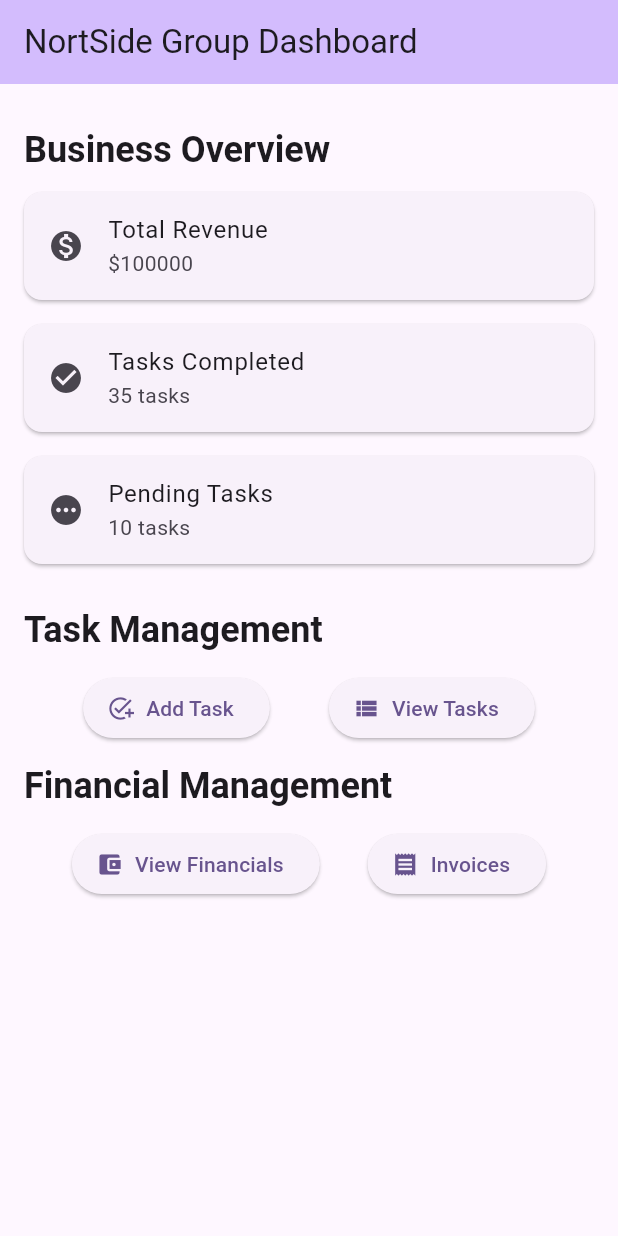
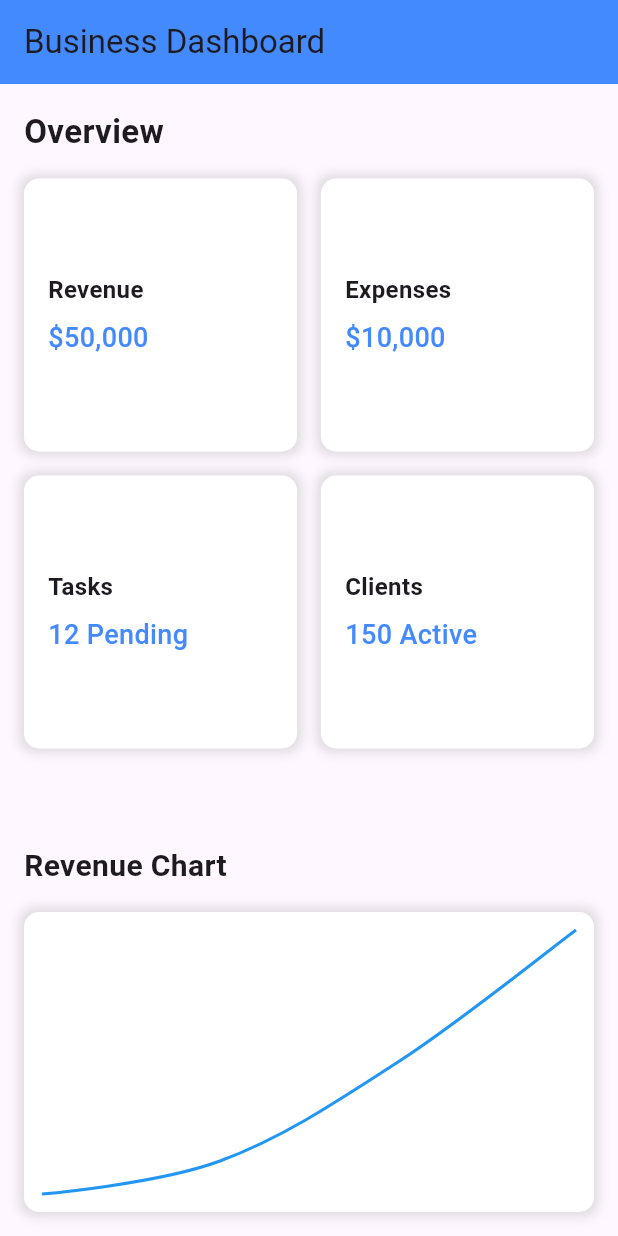
Before and after one commit to Mbavhalelo99/nortside_group_app, a Flutter app: the screen it shows after launch, on a phone screen of 412 x 824 dp. Run offline on Flutter 3.47's test engine with Material 3 defaults, Android fonts, the light colour scheme and no system bars; drawn by our look-alikes of fl_chart.

Commit message:
Dashboard Start

```diff
--- a/lib/main.dart
+++ b/lib/main.dart
@@ -1,146 +1,18 @@
 import 'package:flutter/material.dart';
+import 'screens/dashboard_screen.dart';
 
 void main() {
-  runApp(const MyApp());
+  runApp(BusinessDashboardApp());
 }
 
-class MyApp extends StatelessWidget {
-  const MyApp({super.key});
+class BusinessDashboardApp extends StatelessWidget {
+  const BusinessDashboardApp({super.key});
 
   @override
   Widget build(BuildContext context) {
     return MaterialApp(
-      title: 'NortSide Group Dashboard',
-      theme: ThemeData(
-        colorScheme: ColorScheme.fromSeed(seedColor: Colors.deepPurple),
-        useMaterial3: true,
-      ),
-      home: const MyHomePage(title: 'NortSide Group Dashboard'),
+      debugShowCheckedModeBanner: false,
+      home: DashboardScreen(),
     );
   }
 }
-
-class MyHomePage extends StatefulWidget {
-  const MyHomePage({super.key, required this.title});
-
-  final String title;
-
-  @override
-  State<MyHomePage> createState() => _MyHomePageState();
-}
-
-class _MyHomePageState extends State<MyHomePage> {
-  // Dummy data for the dashboard
-  int revenue = 100000;
-  int tasksCompleted = 35;
-  int pendingTasks = 10;
-
-  @override
-  Widget build(BuildContext context) {
-    return Scaffold(
-      appBar: AppBar(
-        backgroundColor: Theme.of(context).colorScheme.inversePrimary,
-        title: Text(widget.title),
-      ),
-      body: SingleChildScrollView(
-        padding: const EdgeInsets.all(16.0),
-        child: Column(
-          crossAxisAlignment: CrossAxisAlignment.start,
-          children: <Widget>[
-            // Business Overview Section
-            SectionHeader(title: 'Business Overview'),
-            Card(
-              margin: const EdgeInsets.only(bottom: 16.0),
-              child: ListTile(
-                title: const Text('Total Revenue'),
-                subtitle: Text('\$${revenue.toString()}'),
-                leading: const Icon(Icons.monetization_on),
-              ),
-            ),
-            Card(
-              margin: const EdgeInsets.only(bottom: 16.0),
-              child: ListTile(
-                title: const Text('Tasks Completed'),
-                subtitle: Text('$tasksCompleted tasks'),
-                leading: const Icon(Icons.check_circle),
-              ),
-            ),
-            Card(
-              margin: const EdgeInsets.only(bottom: 16.0),
-              child: ListTile(
-                title: const Text('Pending Tasks'),
-                subtitle: Text('$pendingTasks tasks'),
-                leading: const Icon(Icons.pending),
-              ),
-            ),
-
-            // Task Management Section
-            SectionHeader(title: 'Task Management'),
-            Row(
-              mainAxisAlignment: MainAxisAlignment.spaceEvenly,
-              children: <Widget>[
-                ElevatedButton.icon(
-                  onPressed: () {
-                    // Add functionality for Task Management
-                  },
-                  icon: const Icon(Icons.add_task),
-                  label: const Text('Add Task'),
-                ),
-                ElevatedButton.icon(
-                  onPressed: () {
-                    // Add functionality for Task Overview
-                  },
-                  icon: const Icon(Icons.view_list),
-                  label: const Text('View Tasks'),
-                ),
-              ],
-            ),
-
-            // Financial Management Section
-            SectionHeader(title: 'Financial Management'),
-            Row(
-              mainAxisAlignment: MainAxisAlignment.spaceEvenly,
-              children: <Widget>[
-                ElevatedButton.icon(
-                  onPressed: () {
-                    // Add functionality for viewing financial details
-                  },
-                  icon: const Icon(Icons.account_balance_wallet),
-                  label: const Text('View Financials'),
-                ),
-                ElevatedButton.icon(
-                  onPressed: () {
-                    // Add functionality for invoices or billing
-                  },
-                  icon: const Icon(Icons.receipt),
-                  label: const Text('Invoices'),
-                ),
-              ],
-            ),
-          ],
-        ),
-      ),
-    );
-  }
-}
-
-// Custom widget for section headers
-class SectionHeader extends StatelessWidget {
-  final String title;
-
-  const SectionHeader({super.key, required this.title});
-
-  @override
-  Widget build(BuildContext context) {
-    return Padding(
-      padding: const EdgeInsets.symmetric(vertical: 12.0),
-      child: Text(
-        title,
-        style: Theme.of(context)
-            .textTheme
-            .headlineSmall
-            ?.copyWith(fontWeight: FontWeight.bold),
-      ),
-    );
-  }
-}
--- /dev/null
+++ b/lib/screens/dashboard_screen.dart
@@ -0,0 +1,85 @@
+import 'package:flutter/material.dart';
+import 'package:fl_chart/fl_chart.dart';
+import '../widgets/summary_card.dart';
+
+class DashboardScreen extends StatelessWidget {
+  const DashboardScreen({super.key});
+
+  @override
+  Widget build(BuildContext context) {
+    return Scaffold(
+      appBar: AppBar(
+        title: const Text('Business Dashboard'),
+        backgroundColor: Colors.blueAccent,
+      ),
+      body: Padding(
+        padding: const EdgeInsets.all(16.0),
+        child: Column(
+          crossAxisAlignment: CrossAxisAlignment.start,
+          children: [
+            const Text(
+              'Overview',
+              style: TextStyle(fontSize: 22, fontWeight: FontWeight.bold),
+            ),
+            const SizedBox(height: 16),
+            Expanded(
+              child: GridView.count(
+                crossAxisCount: 2,
+                crossAxisSpacing: 16,
+                mainAxisSpacing: 16,
+                children: [
+                  SummaryCard(title: 'Revenue', value: '\$50,000'),
+                  SummaryCard(title: 'Expenses', value: '\$10,000'),
+                  SummaryCard(title: 'Tasks', value: '12 Pending'),
+                  SummaryCard(title: 'Clients', value: '150 Active'),
+                ],
+              ),
+            ),
+            const SizedBox(height: 20),
+            const Text(
+              'Revenue Chart',
+              style: TextStyle(fontSize: 20, fontWeight: FontWeight.bold),
+            ),
+            const SizedBox(height: 16),
+            Container(
+              height: 200,
+              padding: const EdgeInsets.all(12),
+              decoration: BoxDecoration(
+                color: Colors.white,
+                borderRadius: BorderRadius.circular(10),
+                boxShadow: [
+                  BoxShadow(
+                    color: Colors.grey.withOpacity(0.3),
+                    spreadRadius: 3,
+                    blurRadius: 5,
+                  ),
+                ],
+              ),
+              child: LineChart(
+                LineChartData(
+                  gridData: FlGridData(show: false),
+                  titlesData: FlTitlesData(show: false),
+                  borderData: FlBorderData(show: false),
+                  lineBarsData: [
+                    LineChartBarData(
+                      spots: [
+                        const FlSpot(1, 10000),
+                        const FlSpot(2, 15000),
+                        const FlSpot(3, 30000),
+                        const FlSpot(4, 50000),
+                      ],
+                      isCurved: true,
+                      colors: [Colors.blue],
+                      dotData: FlDotData(show: false),
+                      belowBarData: BarAreaData(show: false),
+                    ),
+                  ],
+                ),
+              ),
+            ),
+          ],
+        ),
+      ),
+    );
+  }
+}
--- /dev/null
+++ b/lib/widgets/summary_card.dart
@@ -0,0 +1,44 @@
+import 'package:flutter/material.dart';
+
+class SummaryCard extends StatelessWidget {
+  final String title;
+  final String value;
+
+  SummaryCard({required this.title, required this.value});
+
+  @override
+  Widget build(BuildContext context) {
+    return Container(
+      padding: EdgeInsets.all(16),
+      decoration: BoxDecoration(
+        color: Colors.white,
+        borderRadius: BorderRadius.circular(10),
+        boxShadow: [
+          BoxShadow(
+            color: Colors.grey.withOpacity(0.3),
+            spreadRadius: 3,
+            blurRadius: 5,
+          ),
+        ],
+      ),
+      child: Column(
+        mainAxisAlignment: MainAxisAlignment.center,
+        crossAxisAlignment: CrossAxisAlignment.start,
+        children: [
+          Text(
+            title,
+            style: TextStyle(fontSize: 16, fontWeight: FontWeight.bold),
+          ),
+          SizedBox(height: 8),
+          Text(
+            value,
+            style: TextStyle(
+                fontSize: 18,
+                fontWeight: FontWeight.w500,
+                color: Colors.blueAccent),
+          ),
+        ],
+      ),
+    );
+  }
+}
--- a/pubspec.yaml
+++ b/pubspec.yaml
@@ -30,6 +30,7 @@ environment:
 dependencies:
   flutter:
     sdk: flutter
+  fl_chart: ^0.40.0
 
 
   # The following adds the Cupertino Icons font to your application.
```
Also changed, not shown: pubspec.lock, 1 other file.
